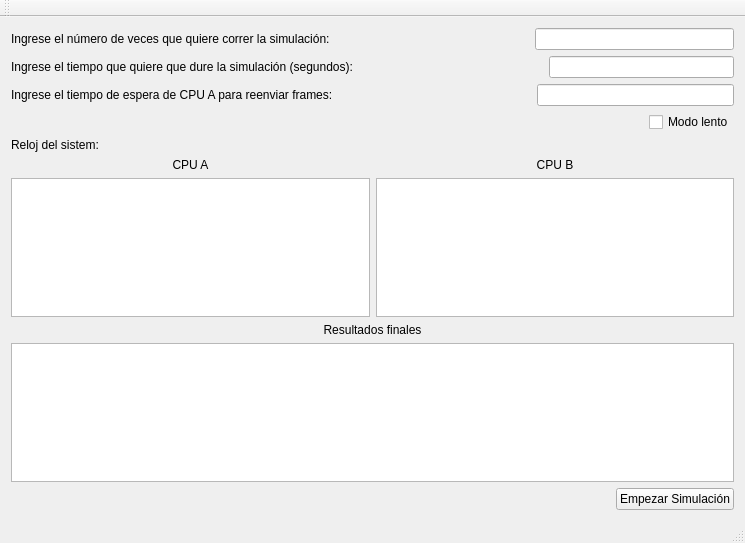
Above: paso_mensajes.ui from fabo49/ImplementacionGoBackN before the change. Below: the same form after it.
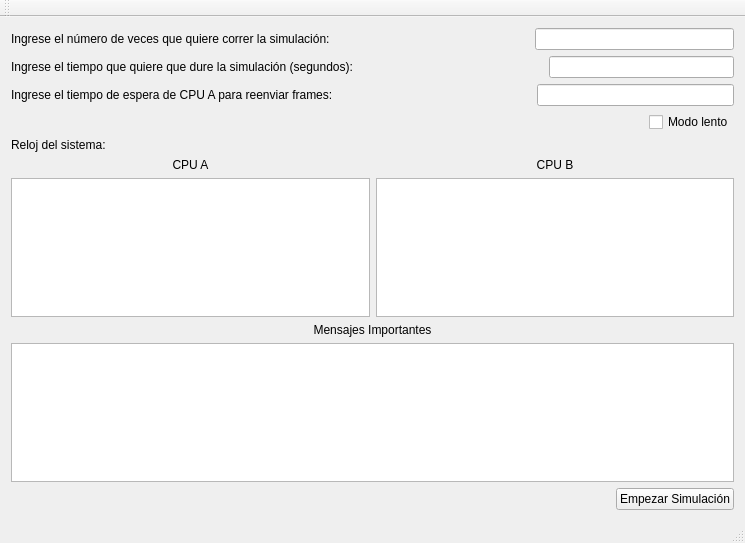
That is the form after the change.

Commit message: Se quitaron los qDebug

Diff of the .ui file:
```diff
--- a/paso_mensajes.ui
+++ b/paso_mensajes.ui
@@ -125,7 +125,7 @@
       <item>
        <widget class="QLabel" name="label_6">
         <property name="text">
-         <string>Reloj del sistem:</string>
+         <string>Reloj del sistema:</string>
         </property>
        </widget>
       </item>
@@ -185,7 +185,7 @@
       <item>
        <widget class="QLabel" name="label_7">
         <property name="text">
-         <string>Resultados finales</string>
+         <string>Mensajes Importantes</string>
         </property>
         <property name="alignment">
          <set>Qt::AlignCenter</set>
```
The commit also changes 2 other files.
